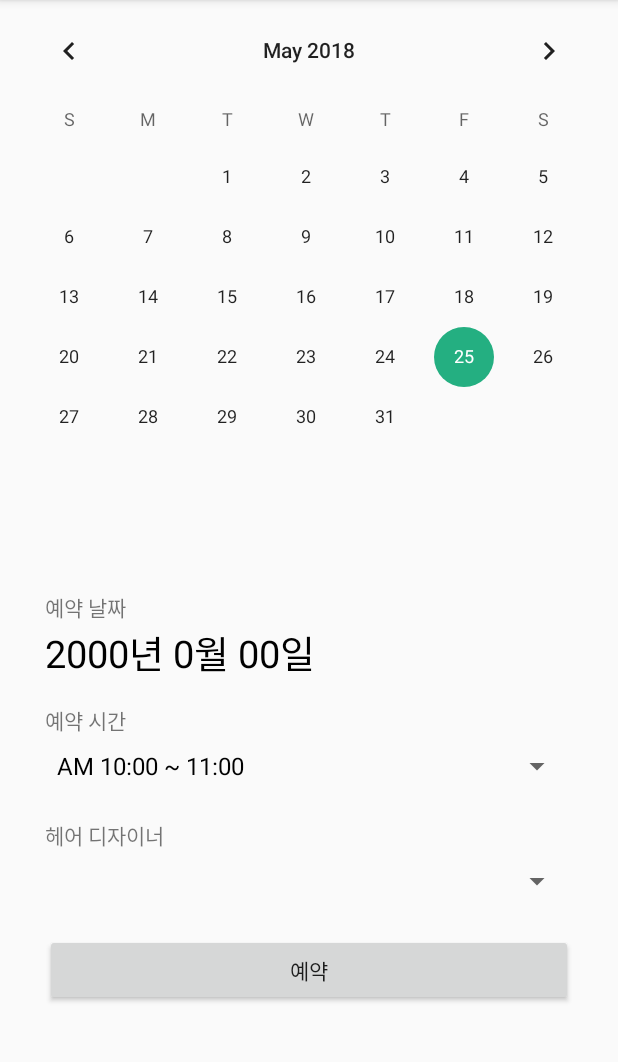
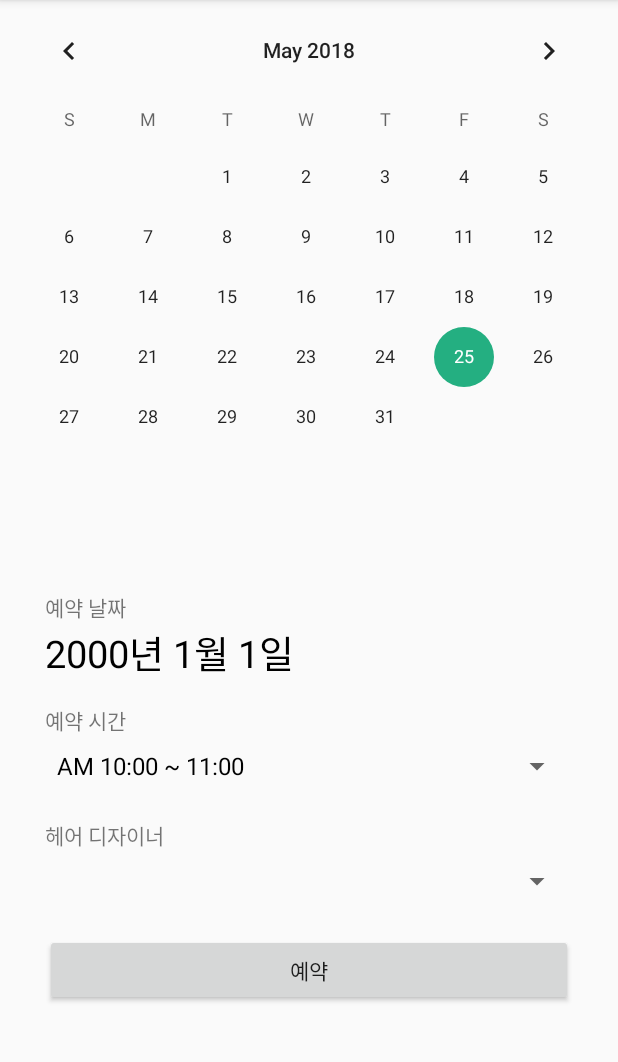
Before and after one commit to GitBravo/Project_CONO, an Android app: the NaviResActivity screen opened directly, with no data from a screen before it, on a phone screen of 412 x 824 dp, the part 84-1146 px from its top. Run offline under Robolectric (Android 15) with nearby library versions, the phone set to English and light mode, and no system bars; our stand-ins replace Firebase (no records; nobody signed in at launch, a user with empty details on screens opened directly).

Commit message:
v0.03.002

```diff
--- a/app/src/main/java/kr/ac/kumoh/s20130053/cono/NaviResActivity.java
+++ b/app/src/main/java/kr/ac/kumoh/s20130053/cono/NaviResActivity.java
@@ -1,9 +1,11 @@
 package kr.ac.kumoh.s20130053.cono;
 
+import android.content.Intent;
 import android.os.Bundle;
 import android.support.annotation.NonNull;
 import android.support.v7.app.AppCompatActivity;
 import android.util.Log;
+import android.view.View;
 import android.widget.ArrayAdapter;
 import android.widget.CalendarView;
 import android.widget.Spinner;
@@ -70,6 +72,14 @@ public class NaviResActivity extends AppCompatActivity {
         mDesignerAdapter = new ArrayAdapter<>(this, android.R.layout.simple_spinner_dropdown_item, mArray);
         mSpinner = findViewById(R.id.nav_res_DesignerSpinner);
         mSpinner.setAdapter(mDesignerAdapter);
+
+        findViewById(R.id.nav_res_btn).setOnClickListener(new View.OnClickListener() {
+            @Override
+            public void onClick(View v) {
+                startActivity(new Intent(NaviResActivity.this, NaviCounselingActivity.class));
+                finish();
+            }
+        });
     }
 
     public int getCurrentYear() {
--- a/app/src/main/res/layout/activity_navi_res.xml
+++ b/app/src/main/res/layout/activity_navi_res.xml
@@ -32,7 +32,7 @@
             android:id="@+id/nav_res_day"
             android:layout_width="match_parent"
             android:layout_height="wrap_content"
-            android:text="2000년 0월 00일"
+            android:text="2000년 1월 1일"
             android:textSize="25sp"
             android:textColor="#000"
             android:layout_marginBottom="15dp"/>
@@ -62,6 +62,7 @@
         </Spinner>
 
         <Button
+            android:id="@+id/nav_res_btn"
             android:layout_width="match_parent"
             android:layout_height="wrap_content"
             android:text="@string/reservation"/>
```
Also changed, not shown: app/src/main/AndroidManifest.xml (+4 -3 lines), app/src/main/res/mipmap-xxxhdpi/icon.png (added).
